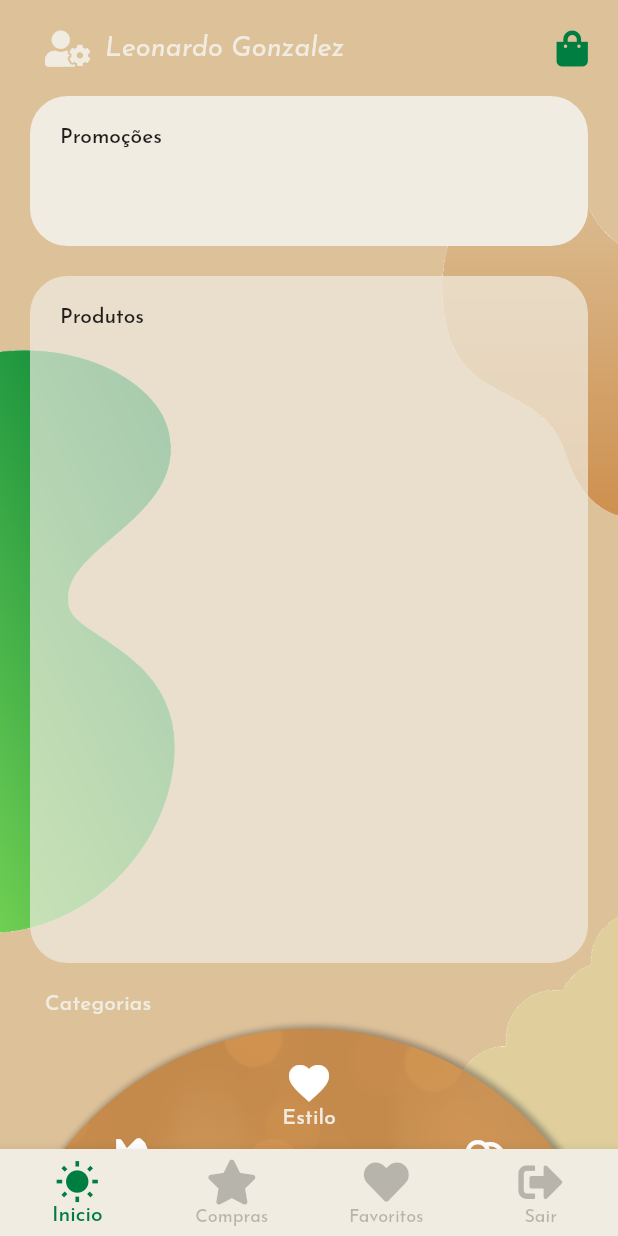
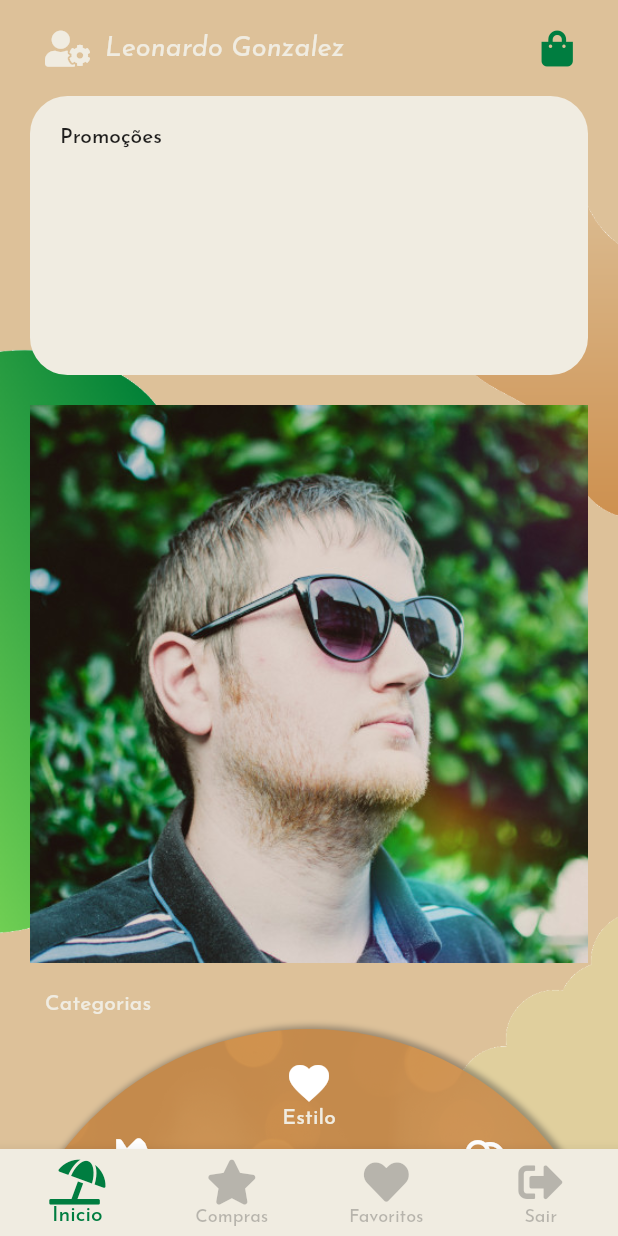
Before and after one commit to leozero3/loja_oculos, a Flutter app: the screen it shows after launch, on a phone screen of 412 x 824 dp. Run offline on Flutter 3.47's test engine with Material 2 defaults, Android fonts, the phone set to English and light mode, and no system bars; our stand-ins replace font_awesome_flutter.

Commit message:
boxe produtos

```diff
--- /dev/null
+++ b/lib/view/home/destaques.dart
@@ -0,0 +1,45 @@
+import 'package:fl_store/view/layout.dart';
+import 'package:flutter/material.dart';
+
+class HomeDestaques extends StatelessWidget {
+  @override
+  Widget build(BuildContext context) {
+    return Container(
+      child: ListView(
+        scrollDirection: Axis.horizontal,
+        physics: PageScrollPhysics(),
+        children: List.generate(
+            3,
+            (int i) => Stack(
+                  children: <Widget>[
+                    Container(
+                      margin: EdgeInsets.only(left: 20, right: 20),
+                      width: MediaQuery.of(context).size.width - 40,
+                      decoration: BoxDecoration(
+                        color: Layout.secundary(0.9),
+                        borderRadius: BorderRadius.circular(25),
+                      ),
+                      child: Column(
+                        children: <Widget>[
+                          Expanded(
+                              child: ClipRRect(
+                            child: Stack(
+                              children: <Widget>[
+                                Image.asset(
+                                  'assets/images/produtos/prod-1.jpg',
+                                  fit: BoxFit.cover,
+                                  alignment: Alignment.center,
+                                  width: MediaQuery.of(context).size.width - 40,
+                                )
+                              ],
+                            ),
+                          ))
+                        ],
+                      ),
+                    ),
+                  ],
+                )),
+      ),
+    );
+  }
+}
--- a/lib/view/home/home_page.dart
+++ b/lib/view/home/home_page.dart
@@ -1,3 +1,4 @@
+import 'package:fl_store/view/home/destaques.dart';
 import 'package:fl_store/view/home/roda_categoria.dart';
 import 'package:fl_store/view/layout.dart';
 import 'package:flutter/material.dart';
@@ -11,7 +12,9 @@ class HomePage extends StatelessWidget {
       crossAxisAlignment: CrossAxisAlignment.start,
       children: <Widget>[
         /// PROMOÇÃO -----------------------------------------------------------
-        Container(
+        Expanded(
+          flex: 1,
+          child: Container(
             decoration: BoxDecoration(
               color: Layout.Light(),
               borderRadius: BorderRadius.circular(25),
@@ -19,23 +22,15 @@ class HomePage extends StatelessWidget {
             margin: EdgeInsets.only(left: 20, right: 20),
             padding: EdgeInsets.all(20),
             width: double.infinity,
-          height: 100,
             child: Text('Promoções'),
+          ),
         ),
 
         SizedBox(height: 20),
         /// PRODUTOS -----------------------------------------------------------
         Expanded(
-          child: Container(
-            decoration: BoxDecoration(
-              color: Layout.Light(0.7),
-              borderRadius: BorderRadius.circular(25),
-            ),
-            margin: EdgeInsets.only(left: 20, right: 20),
-            padding: EdgeInsets.all(20),
-            width: double.infinity,
-            child: Text('Produtos'),
-          ),
+          flex: 2,
+          child: HomeDestaques(), ///import destaques
         ),
 
         SizedBox(height: 20),
--- a/lib/view/home/roda_categoria.dart
+++ b/lib/view/home/roda_categoria.dart
@@ -182,7 +182,6 @@ class _RodaCategoriaState extends State<RodaCategoria>
       ),
     );
 
-
     /// icones da roda
     /// define o fator de angulação de cada item
     /// ou seja, o quanto cada um vai ser angulado
--- a/lib/view/layout.dart
+++ b/lib/view/layout.dart
@@ -42,7 +42,7 @@ class Layout {
                             fontStyle: FontStyle.italic),
                       )),
                       Padding(
-                        padding: EdgeInsets.only(right: 20),
+                        padding: EdgeInsets.only(right: 30),
                         child: FaIcon(
                           FontAwesomeIcons.shoppingBag,
                           color: Layout.primaryLight(),
@@ -63,10 +63,7 @@ class Layout {
       bottomNavigationBar: BottomNavigationBar(
         items: const <BottomNavigationBarItem>[
           BottomNavigationBarItem(
-            icon: Icon(
-              Icons.wb_sunny,
-              size: 30,
-            ),
+            icon: FaIcon(FontAwesomeIcons.umbrellaBeach,size: 30,),
             title: Text('Inicio'),
           ),
           BottomNavigationBarItem(
```
Also changed, not shown: pubspec.yaml (+11 -0 lines), pubspec.lock. Lines whose indentation alone changed are shown as unchanged.
